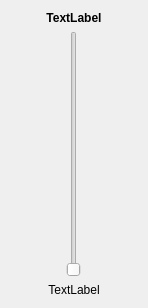
Before: the Qt Designer form dmx512_ui/channelslider.ui in evanblough/dmx_lighting_ui, drawn with Qt 5.
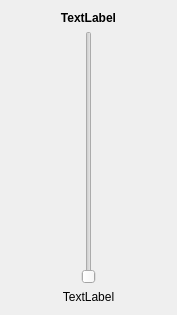
After: the same form once the commit is applied.

The edit to the form file:
```diff
--- a/dmx512_ui/channelslider.ui
+++ b/dmx512_ui/channelslider.ui
@@ -6,8 +6,8 @@
    <rect>
     <x>0</x>
     <y>0</y>
-    <width>148</width>
-    <height>308</height>
+    <width>177</width>
+    <height>315</height>
    </rect>
   </property>
   <property name="windowTitle">
```
